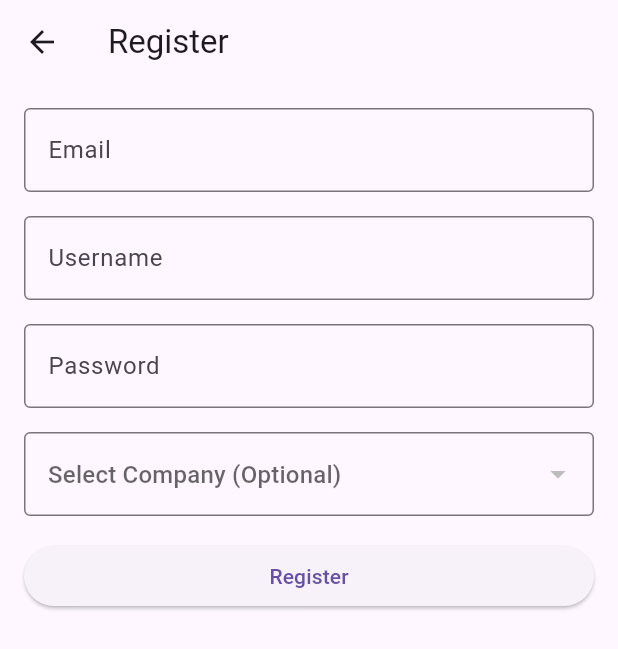
After one commit to Dreamer-T/TaskMeNow, a Flutter app: the screen it shows after launch, after a tap on "Register", on a phone screen of 412 x 824 dp. The commit adds this screen. Shown: the top 649 px of the screen. Run offline on Flutter 3.47's test engine with Material 3 defaults, Android fonts, the light colour scheme and no system bars; our stand-ins replace image_cropper, image_picker; network calls fail.

Commit message:
new registration screen with api

```diff
--- a/lib/main.dart
+++ b/lib/main.dart
@@ -2,6 +2,9 @@ import 'package:flutter/material.dart';
 import 'admin.dart';
 import 'staff.dart';
 import 'task.dart';
+import 'dart:convert';
+import 'register.dart';
+import 'package:http/http.dart' as http;
 
 void main() {
   runApp(GroupToDo());
@@ -19,6 +22,7 @@ class GroupToDo extends StatelessWidget {
       routes: {
         '/home': (BuildContext context) => LoginScreen(),
         '/home/admin': (BuildContext context) => AdminScreen(),
+        '/home/register/user': (BuildContext context) => UserRegisterScreen(),
         '/home/staff': (BuildContext context) => StaffScreen(),
         '/home/staff/taskCreate': (BuildContext context) => TaskCreateScreen(),
         '/home/staff/taskCheck': (BuildContext context) => TaskCheckScreen(
@@ -39,29 +43,63 @@ class _LoginScreenState extends State<LoginScreen> {
   final _passwordController = TextEditingController();
   bool _obscureText = true;
 
-  void _login() {
+  void _login() async {
     final username = _usernameController.text;
     final password = _passwordController.text;
 
-    // Perform login logic here
-    print('Username: $username');
-    print('Password: $password');
-    if (username == "Admin") {
-      Navigator.pushNamed(context, "/home/admin");
-    } else if (username == "staff") {
-      Navigator.pushNamed(context, "/home/staff");
+    // API URL for login authentication
+    final url = Uri.parse(
+        'https://taskmenow-backend-678769546650.us-central1.run.app/login_user');
+
+    // Prepare the request payload
+    final response = await http.post(
+      url,
+      headers: {'Content-Type': 'application/json'},
+      body: jsonEncode({
+        'email': username,
+        'password': password,
+      }),
+    );
+
+    // print("看这里" + response.body);
+    if (!mounted) {
+      return; // Ensure widget is still mounted before accessing context
+    }
+
+    // Check the API response
+    if (response.statusCode == 200) {
+      final result = jsonDecode(response.body);
+
+      if (result['status'] == 'success') {
+        Navigator.pushNamed(context, "/home/staff");
+      } else {
+        // If authentication failed
+        showDialog(
+            context: context,
+            builder: (BuildContext context) {
+              return AlertDialog(
+                title: Text('Login Failed'),
+                content: Text(result['message'] ?? 'Invalid credentials.'),
+              );
+            });
+        _usernameController.clear();
+        _passwordController.clear();
+      }
     } else {
+      // Handle server or API errors
       showDialog(
           context: context,
           builder: (BuildContext context) {
             return AlertDialog(
-              title: Text('Not a member'),
-              content: Text('The entered username is not recognized.'),
+              title: Text('Error'),
+              content: Text('Server error, please try again later.'),
             );
           });
-      _usernameController.text = "";
-      _passwordController.text = "";
     }
+  }
+
+  void _register() {
+    Navigator.pushNamed(context, "/home/register/user");
   }
 
   @override
@@ -79,7 +117,7 @@ class _LoginScreenState extends State<LoginScreen> {
               TextField(
                 controller: _usernameController,
                 decoration: InputDecoration(
-                  hintText: 'Username',
+                  hintText: 'Email',
                   border: OutlineInputBorder(),
                 ),
               ),
@@ -107,6 +145,15 @@ class _LoginScreenState extends State<LoginScreen> {
                 onPressed: _login,
                 child: Text('Login'),
               ),
+              TextButton(
+                onPressed: _register,
+                child: Text(
+                  'Register',
+                  style: TextStyle(
+                    decoration: TextDecoration.underline, // 添加下划线
+                  ),
+                ),
+              ),
             ],
           ),
         ),
--- /dev/null
+++ b/lib/register.dart
@@ -0,0 +1,162 @@
+import 'package:flutter/material.dart';
+import 'dart:convert';
+import 'package:http/http.dart' as http;
+
+class UserRegisterScreen extends StatefulWidget {
+  @override
+  _UserRegisterScreenState createState() => _UserRegisterScreenState();
+}
+
+class _UserRegisterScreenState extends State<UserRegisterScreen> {
+  final _formKey = GlobalKey<FormState>();
+  final TextEditingController _emailController = TextEditingController();
+  final TextEditingController _usernameController = TextEditingController();
+  final TextEditingController _passwordController = TextEditingController();
+
+  // For company selection
+  String? _selectedCompany;
+  List<Map<String, dynamic>> _companies = [];
+
+  @override
+  void initState() {
+    super.initState();
+    _fetchCompanies();
+  }
+
+  Future<void> _fetchCompanies() async {
+    final response = await http.get(Uri.parse(
+        'https://taskmenow-backend-678769546650.us-central1.run.app/search_company')); // 替换为你的 API URL
+
+    if (response.statusCode == 200) {
+      // 解析 JSON 数据
+      List<dynamic> data = json.decode(response.body);
+
+      // 将 JSON 转换为 List<Map<String, dynamic>>
+      setState(() {
+        _companies = List<Map<String, dynamic>>.from(data.map((company) => {
+              'companyname': company['companyname'],
+              'logo': company['logo'],
+              'uniqueName': company['uniqueName']
+              // 添加其他字段
+            }));
+      });
+    } else {
+      throw Exception('Failed to load companies');
+    }
+  }
+
+  // Function to handle registration
+  void _register() {
+    if (_formKey.currentState!.validate()) {
+      // Handle registration logic here
+      // You can send the email, username, password, and selected company data to your backend
+      print("need to add backend api here");
+    }
+  }
+
+  @override
+  Widget build(BuildContext context) {
+    return Scaffold(
+      appBar: AppBar(
+        title: Text('Register'),
+      ),
+      body: Padding(
+        padding: const EdgeInsets.all(16.0),
+        child: Form(
+          key: _formKey,
+          child: ListView(
+            children: [
+              // Email field
+              TextFormField(
+                controller: _emailController,
+                decoration: InputDecoration(
+                  hintText: 'Email',
+                  border: OutlineInputBorder(),
+                ),
+                validator: (value) {
+                  if (value == null || value.isEmpty) {
+                    return 'Please enter your email';
+                  }
+                  return null;
+                },
+              ),
+              SizedBox(height: 16.0),
+
+              // Username field
+              TextFormField(
+                controller: _usernameController,
+                decoration: InputDecoration(
+                  hintText: 'Username',
+                  border: OutlineInputBorder(),
+                ),
+                validator: (value) {
+                  if (value == null || value.isEmpty) {
+                    return 'Please enter your username';
+                  }
+                  return null;
+                },
+              ),
+              SizedBox(height: 16.0),
+
+              // Password field
+              TextFormField(
+                controller: _passwordController,
+                obscureText: true,
+                decoration: InputDecoration(
+                  hintText: 'Password',
+                  border: OutlineInputBorder(),
+                ),
+                validator: (value) {
+                  if (value == null || value.isEmpty) {
+                    return 'Please enter your password';
+                  }
+                  return null;
+                },
+              ),
+              SizedBox(height: 16.0),
+
+              DropdownButtonFormField<String>(
+                value: _selectedCompany,
+                decoration: InputDecoration(
+                  hintText: 'Select Company (Optional)',
+                  border: OutlineInputBorder(),
+                ),
+                items: _companies.map((company) {
+                  return DropdownMenuItem<String>(
+                    value: company['uniqueName'], // 使用公司名称作为值
+                    child: Row(
+                      children: [
+                        Image.network(
+                          company['logo'], // 使用网络图片
+                          width: 24,
+                          height: 24,
+                          errorBuilder: (context, error, stackTrace) =>
+                              Icon(Icons.error), // 图片加载失败处理
+                        ),
+                        SizedBox(width: 8.0),
+                        Text(company['companyname']), // 显示公司名称
+                      ],
+                    ),
+                  );
+                }).toList(),
+                onChanged: (value) {
+                  setState(() {
+                    _selectedCompany = value;
+                  });
+                },
+              ),
+
+              SizedBox(height: 16.0),
+
+              // Register button
+              ElevatedButton(
+                onPressed: _register,
+                child: Text('Register'),
+              ),
+            ],
+          ),
+        ),
+      ),
+    );
+  }
+}
--- a/pubspec.yaml
+++ b/pubspec.yaml
@@ -16,6 +16,7 @@ dependencies:
   intl: ^0.18.0
   english_words: ^4.0.0
   provider: ^6.0.0
+  http: ^0.13.0
 
 dev_dependencies:
   flutter_test:
```
Also changed, not shown: pubspec.lock, 1 other file.
